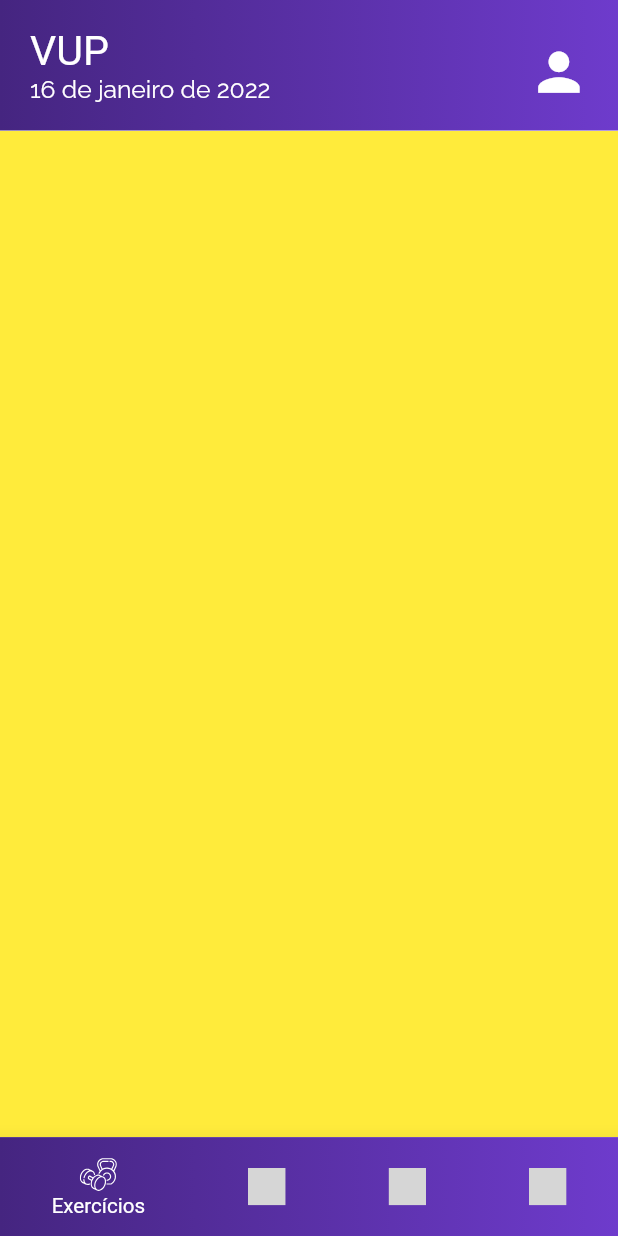
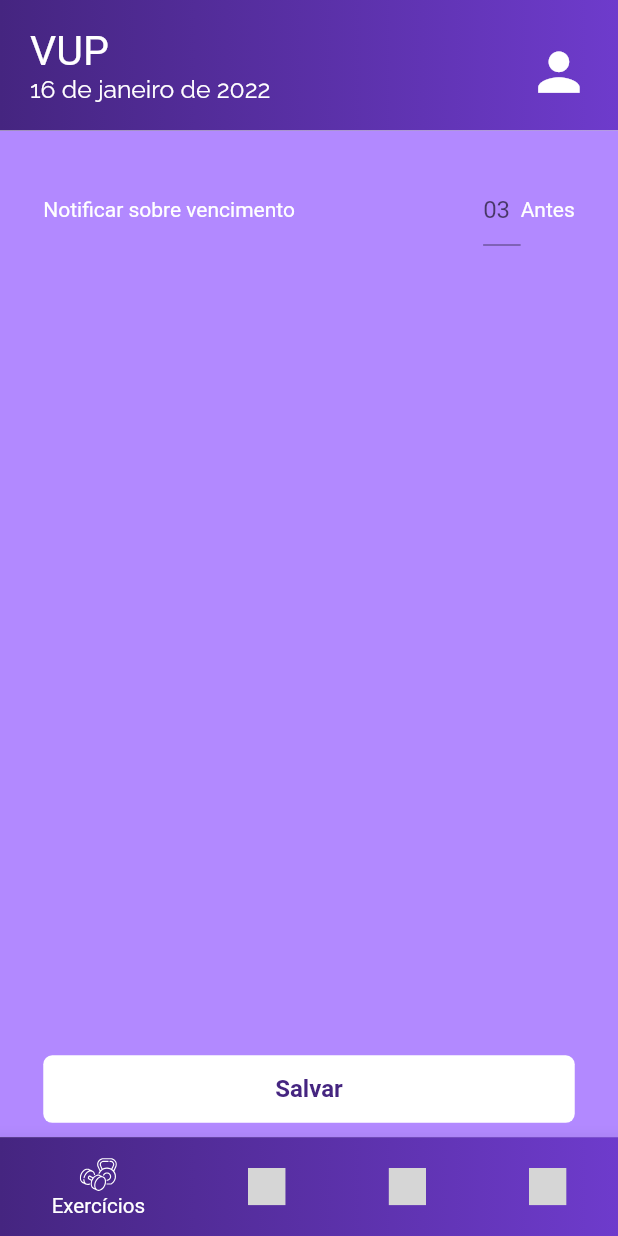
Before and after one commit to Leonardo1952/vup_client, a Flutter app: the MainPagesView screen opened directly, swiped to page 4, on a phone screen of 412 x 824 dp. Run offline on Flutter 3.47's test engine with Material 2 defaults, Android fonts, the phone set to English and light mode, and no system bars; our stand-ins replace device_preview, flutter_svg, google_fonts, sizer; grey boxes are pictures that could not be loaded.

Commit message:
setting view

```diff
--- a/lib/presentation/views/main_pages/main_pages_view.dart
+++ b/lib/presentation/views/main_pages/main_pages_view.dart
@@ -4,6 +4,7 @@ import 'package:vup_client/presentation/shared/widgets/custom_app_bar.dart';
 import 'package:vup_client/presentation/views/home/home_view.dart';
 import 'package:vup_client/presentation/views/main_pages/main_pages_view_model.dart';
 import 'package:vup_client/presentation/views/payments/payments_view.dart';
+import 'package:vup_client/presentation/views/setting/setting_view.dart';
 
 class MainPagesView extends StatefulWidget {
   const MainPagesView({Key? key}) : super(key: key);
@@ -31,7 +32,7 @@ class _MainPagesViewState extends State<MainPagesView> {
           const HomeView(),
           Container(color: Colors.orange),
           const PaymentsView(),
-          Container(color: Colors.yellow),
+          const SettingView(),
         ],
       ),
     );
--- /dev/null
+++ b/lib/presentation/views/setting/setting_view.dart
@@ -0,0 +1,72 @@
+import 'package:flutter/material.dart';
+import 'package:sizer/sizer.dart';
+import 'package:vup_client/presentation/core/app_colors.dart';
+import 'package:vup_client/presentation/shared/widgets/app_button_widget.dart';
+import 'package:vup_client/presentation/views/auth/widgets/text_button_widget.dart';
+
+class SettingView extends StatelessWidget {
+  const SettingView({Key? key}) : super(key: key);
+
+  @override
+  Widget build(BuildContext context) {
+    return Scaffold(
+      body: SingleChildScrollView(
+        physics: const NeverScrollableScrollPhysics(),
+        child: Container(
+          height: 85.h,
+          width: 100.w,
+          color: AppColors.purplew100,
+          child: Padding(
+            padding: EdgeInsets.all(7.w),
+            child: SizedBox(
+              child: Column(
+                mainAxisAlignment: MainAxisAlignment.spaceBetween,
+                children: [
+                  Row(
+                    mainAxisAlignment: MainAxisAlignment.spaceBetween,
+                    children: [
+                      const Text(
+                        "Notificar sobre vencimento",
+                        style: TextStyle(color: AppColors.white),
+                      ),
+                      Row(
+                        children: [
+                          SizedBox(
+                            width: 25,
+                            child: TextFormField(
+                              decoration: const InputDecoration(
+                                focusColor: Colors.white,
+                                border: UnderlineInputBorder(),
+                                hintText: "03",
+                                labelStyle: TextStyle(
+                                  color: AppColors.white,
+                                  fontWeight: FontWeight.bold,
+                                ),
+                              ),
+                            ),
+                          ),
+                          const Divider(color: Colors.transparent),
+                          const Text(
+                            "Antes",
+                            style: TextStyle(color: AppColors.white),
+                          )
+                        ],
+                      ),
+                    ],
+                  ),
+                  Padding(
+                    padding: const EdgeInsets.only(bottom: 10),
+                    child: AppButton(
+                      label: 'Salvar',
+                      onTapped: () {},
+                    ),
+                  )
+                ],
+              ),
+            ),
+          ),
+        ),
+      ),
+    );
+  }
+}
```
